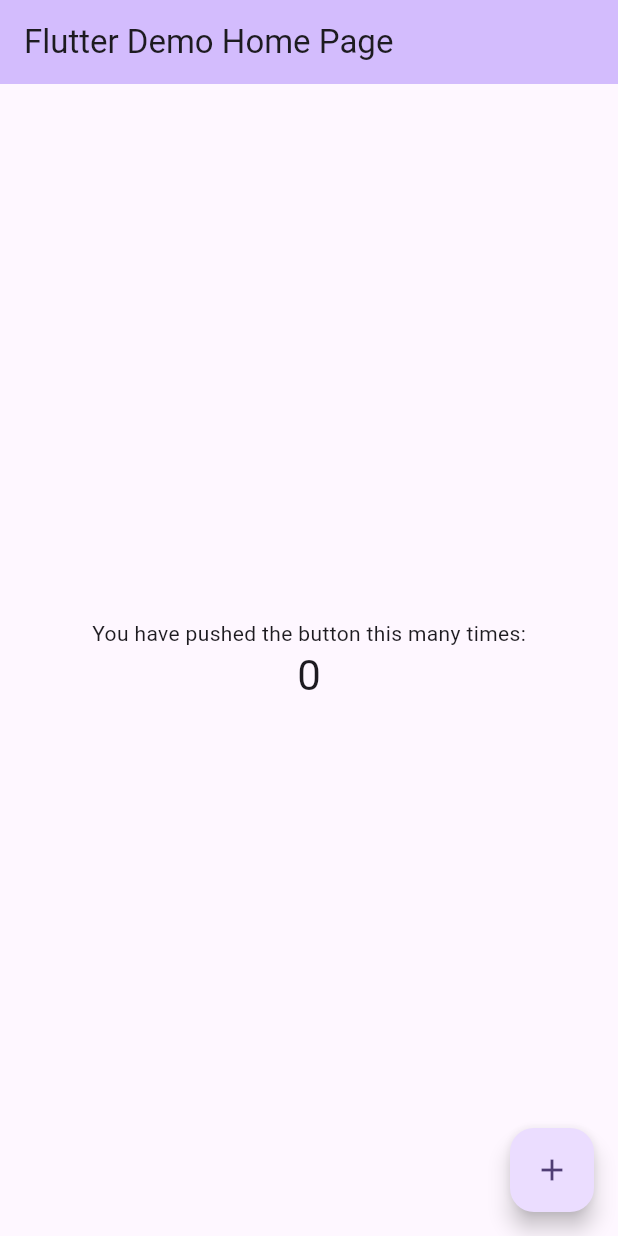
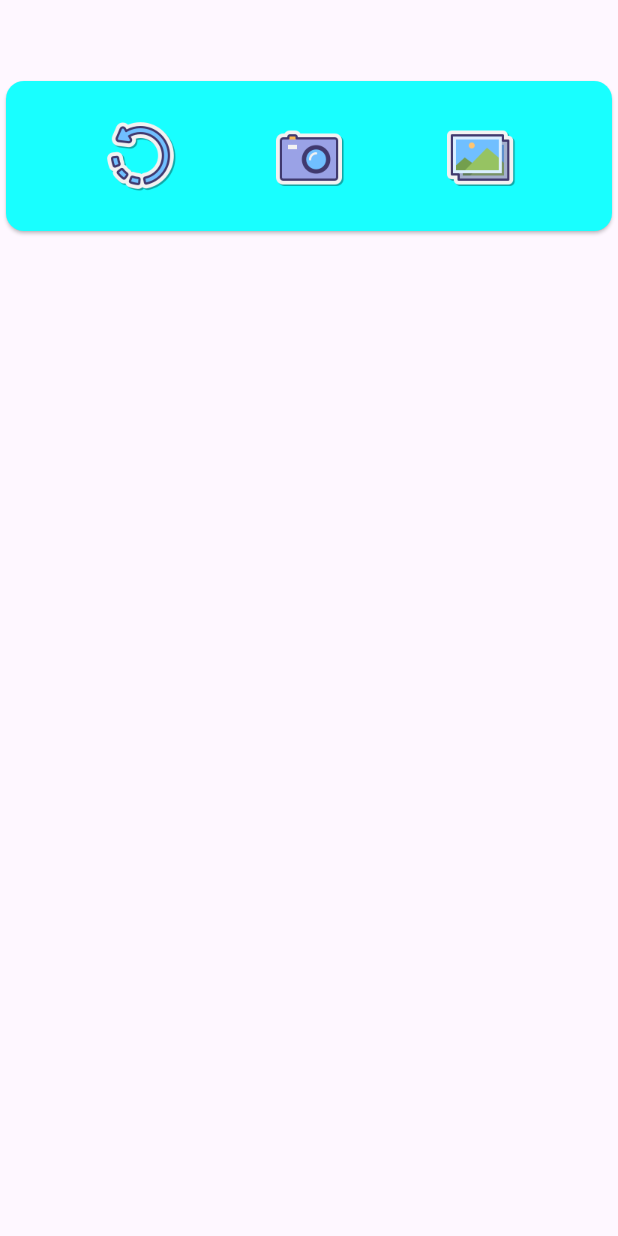
Before and after one commit to AaronPeterOcen/doc_scanner_fl, a Flutter app: the screen it shows after launch, on a phone screen of 412 x 824 dp. Run offline on Flutter 3.47's test engine with Material 3 defaults, Android fonts, the phone set to English and light mode, and no system bars.

Commit message:
working on the ui of the scanner

```diff
--- a/lib/main.dart
+++ b/lib/main.dart
@@ -1,3 +1,4 @@
+import 'package:doc_scanner_fl/screens/home_screen.dart';
 import 'package:flutter/material.dart';
 
 void main() {
@@ -11,115 +12,11 @@
   @override
   Widget build(BuildContext context) {
     return MaterialApp(
-      title: 'Flutter Demo',
-      theme: ThemeData(
-        // This is the theme of your application.
-        //
-        // TRY THIS: Try running your application with "flutter run". You'll see
-        // the application has a purple toolbar. Then, without quitting the app,
-        // try changing the seedColor in the colorScheme below to Colors.green
-        // and then invoke "hot reload" (save your changes or press the "hot
-        // reload" button in a Flutter-supported IDE, or press "r" if you used
-        // the command line to start the app).
-        //
-        // Notice that the counter didn't reset back to zero; the application
-        // state is not lost during the reload. To reset the state, use hot
-        // restart instead.
-        //
-        // This works for code too, not just values: Most code changes can be
-        // tested with just a hot reload.
-        colorScheme: ColorScheme.fromSeed(seedColor: Colors.deepPurple),
-        useMaterial3: true,
+      // title: 'Flutter Demo',
+      debugShowCheckedModeBanner: false,
+      home: Scaffold(
+        body: const HomeScreen(),
       ),
-      home: const MyHomePage(title: 'Flutter Demo Home Page'),
     );
   }
 }
-
-class MyHomePage extends StatefulWidget {
-  const MyHomePage({super.key, required this.title});
-
-  // This widget is the home page of your application. It is stateful, meaning
-  // that it has a State object (defined below) that contains fields that affect
-  // how it looks.
-
-  // This class is the configuration for the state. It holds the values (in this
-  // case the title) provided by the parent (in this case the App widget) and
-  // used by the build method of the State. Fields in a Widget subclass are
-  // always marked "final".
-
-  final String title;
-
-  @override
-  State<MyHomePage> createState() => _MyHomePageState();
-}
-
-class _MyHomePageState extends State<MyHomePage> {
-  int _counter = 0;
-
-  void _incrementCounter() {
-    setState(() {
-      // This call to setState tells the Flutter framework that something has
-      // changed in this State, which causes it to rerun the build method below
-      // so that the display can reflect the updated values. If we changed
-      // _counter without calling setState(), then the build method would not be
-      // called again, and so nothing would appear to happen.
-      _counter++;
-    });
-  }
-
-  @override
-  Widget build(BuildContext context) {
-    // This method is rerun every time setState is called, for instance as done
-    // by the _incrementCounter method above.
-    //
-    // The Flutter framework has been optimized to make rerunning build methods
-    // fast, so that you can just rebuild anything that needs updating rather
-    // than having to individually change instances of widgets.
-    return Scaffold(
-      appBar: AppBar(
-        // TRY THIS: Try changing the color here to a specific color (to
-        // Colors.amber, perhaps?) and trigger a hot reload to see the AppBar
-        // change color while the other colors stay the same.
-        backgroundColor: Theme.of(context).colorScheme.inversePrimary,
-        // Here we take the value from the MyHomePage object that was created by
-        // the App.build method, and use it to set our appbar title.
-        title: Text(widget.title),
-      ),
-      body: Center(
-        // Center is a layout widget. It takes a single child and positions it
-        // in the middle of the parent.
-        child: Column(
-          // Column is also a layout widget. It takes a list of children and
-          // arranges them vertically. By default, it sizes itself to fit its
-          // children horizontally, and tries to be as tall as its parent.
-          //
-          // Column has various properties to control how it sizes itself and
-          // how it positions its children. Here we use mainAxisAlignment to
-          // center the children vertically; the main axis here is the vertical
-          // axis because Columns are vertical (the cross axis would be
-          // horizontal).
-          //
-          // TRY THIS: Invoke "debug painting" (choose the "Toggle Debug Paint"
-          // action in the IDE, or press "p" in the console), to see the
-          // wireframe for each widget.
-          mainAxisAlignment: MainAxisAlignment.center,
-          children: <Widget>[
-            const Text(
-              'You have pushed the button this many times:',
-            ),
-            Text(
-              '$_counter',
-              style: Theme.of(context).textTheme.headlineMedium,
-            ),
-          ],
-        ),
-      ),
-      floatingActionButton: FloatingActionButton(
-        onPressed: _incrementCounter,
-        tooltip: 'Increment',
-        child: const Icon(Icons.add),
-      ), // This trailing comma makes auto-formatting nicer for build methods.
-    );
-  }
-}
--- /dev/null
+++ b/lib/screens/home_screen.dart
@@ -0,0 +1,47 @@
+import 'package:flutter/material.dart';
+
+// FlutterError
+class HomeScreen extends StatefulWidget {
+  const HomeScreen({super.key});
+
+  @override
+  State<HomeScreen> createState() => _HomeScreenState();
+}
+
+class _HomeScreenState extends State<HomeScreen> {
+  @override
+  Widget build(BuildContext context) {
+    return Container(
+        padding: EdgeInsets.only(top: 50),
+        child: Column(
+          children: [
+            Card(
+              color: Colors.cyanAccent,
+              child: SizedBox(
+                height: 100,
+                child: Row(
+                  mainAxisAlignment: MainAxisAlignment.spaceEvenly,
+                  children: [
+                    InkWell(
+                      child: Image.asset("assets/images/rotate-left-100.png",
+                          width: 50, height: 50),
+                      onTap: () {},
+                    ),
+                    InkWell(
+                      child: Image.asset("assets/images/camera-100.png",
+                          width: 50, height: 50),
+                      onTap: () {},
+                    ),
+                    InkWell(
+                      child: Image.asset("assets/images/gallery-100.png",
+                          width: 50, height: 50),
+                      onTap: () {},
+                    )
+                  ],
+                ),
+              ),
+            )
+          ],
+        ));
+  }
+}
--- a/pubspec.yaml
+++ b/pubspec.yaml
@@ -58,9 +58,8 @@ flutter:
   uses-material-design: true
 
   # To add assets to your application, add an assets section, like this:
-  # assets:
-  #   - images/a_dot_burr.jpeg
-  #   - images/a_dot_ham.jpeg
+  assets:
+    - assets/images/
 
   # An image asset can refer to one or more resolution-specific "variants", see
   # https://flutter.dev/to/resolution-aware-images
```
Also changed, not shown: assets/images/camera-100.png (added), assets/images/gallery-100.png (added), assets/images/rotate-left-100.png (added), 1 other file.
